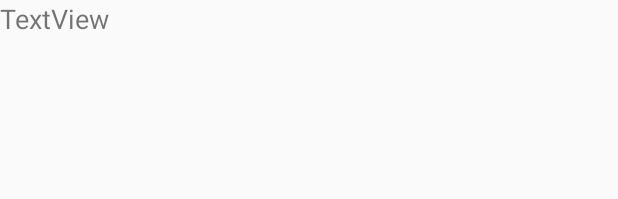
After one commit to cezary-pokropek/FriendsAppAndroidSQLJava, an Android app: the layout contact_detail.xml on its own in the app's theme, with its tools: preview values and no code run, on a phone screen of 412 x 824 dp. The commit adds this screen. Shown: the top 199 px of the screen. Run offline under Robolectric (Android 15) with nearby library versions, the phone set to English and light mode, and no system bars.

```diff
--- /dev/null
+++ b/FriendsAppAndroidSQLJava/app/src/main/res/layout/contact_detail.xml
@@ -0,0 +1,13 @@
+<?xml version="1.0" encoding="utf-8"?>
+<LinearLayout xmlns:android="http://schemas.android.com/apk/res/android"
+    xmlns:tools="http://schemas.android.com/tools"
+    android:orientation="vertical" android:layout_width="match_parent"
+    android:layout_height="match_parent">
+
+    <TextView
+        android:id="@+id/name"
+        android:layout_width="match_parent"
+        android:layout_height="wrap_content"
+        android:textSize="18sp"
+        tools:text="TextView" />
+</LinearLayout>
```
Also changed, not shown: FriendsAppAndroidSQLJava/app/src/main/java/cezary/pokropek/friendsapp/MainActivity.java (+19 -3 lines), FriendsAppAndroidSQLJava/app/src/main/res/layout/fragment_first.xml (+10 -16 lines).
